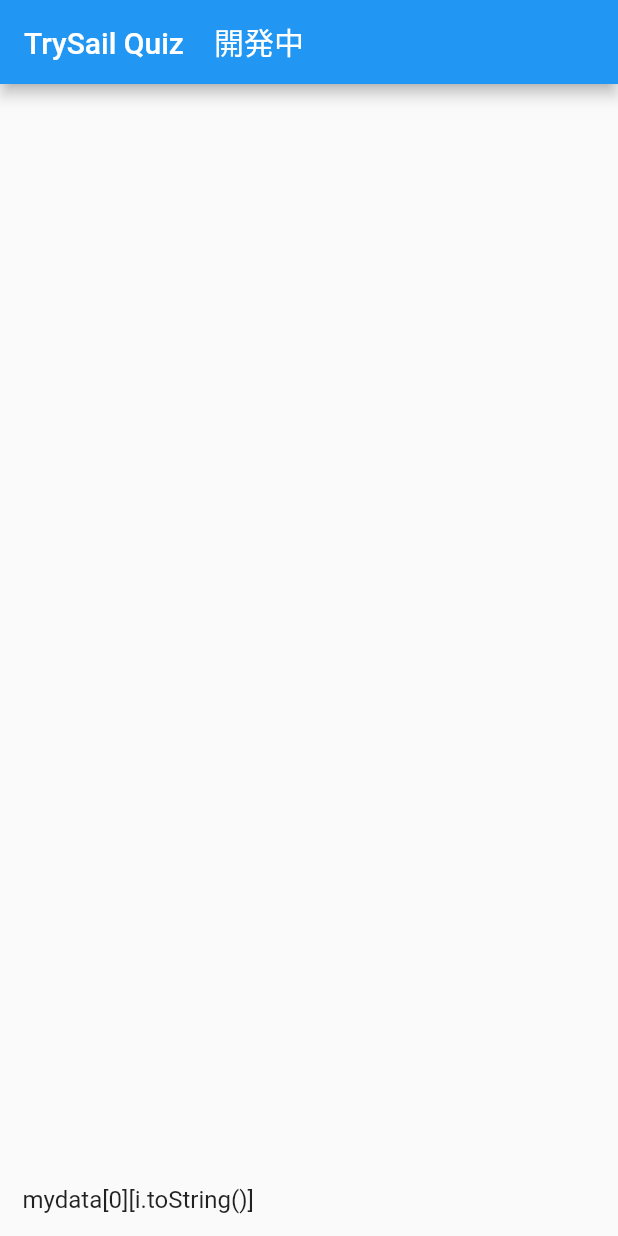
After one commit to louiss011371/trysailquiz, a Flutter app: the screen it shows after launch, after a tap on "TrySail", on a phone screen of 412 x 824 dp. The commit adds this screen. Run offline on Flutter 3.47's test engine with Material 2 defaults, Android fonts, the phone set to English and light mode, and no system bars; Roboto replaces fonts that are missing (Quando).

Commit message:
Add home page to quiz page function

```diff
--- a/lib/home.dart
+++ b/lib/home.dart
@@ -1,5 +1,7 @@
 import 'package:flutter/material.dart';
 import 'package:trysailquiz/main.dart';
+import 'package:flutter/rendering.dart';
+import 'quizpage.dart';
 
 class homepage extends StatefulWidget {
   @override
@@ -35,6 +37,11 @@ class _homepageState extends State<homepage> {
         vertical: 20.0,
         horizontal: 30.0,
       ),
+      child: GestureDetector(
+        onTap:() {
+          Navigator.push(context,MaterialPageRoute(builder:(context) => quizpage()
+          ));
+        },
       child: Material(
         color: color,
         borderRadius: BorderRadius.circular(25.0),
@@ -82,6 +89,7 @@ class _homepageState extends State<homepage> {
           ),
         ),
       ),
+    ),
     );
   }
 
--- a/lib/main.dart
+++ b/lib/main.dart
@@ -1,6 +1,7 @@
 import 'package:flutter/cupertino.dart';
 import 'package:flutter/material.dart';
 import 'home.dart';
+import 'package:flutter/rendering.dart';
 
 void main() => runApp(mainpage());
 var APP_BAR = 'TrySail Quiz　開発中';
--- /dev/null
+++ b/lib/quizpage.dart
@@ -0,0 +1,47 @@
+import 'package:flutter/material.dart';
+import 'package:trysailquiz/main.dart';
+
+class quizpage extends StatefulWidget {
+  @override
+  _quizpageState createState() => _quizpageState();
+}
+
+class _quizpageState extends State<quizpage> {
+  @override
+  Widget build(BuildContext context) {
+    return MaterialApp(
+      title: WEBSITE_HEADER,
+      theme: ThemeData(
+        primarySwatch: Colors.blue,
+      ),
+      home: Scaffold(
+        appBar: AppBar(
+          title:  Text(
+            APP_BAR,
+            style: TextStyle(
+              fontFamily: "Quando",
+            ),
+          ),
+        ),
+        body: Column(
+          children: <Widget>[
+            Expanded(
+              flex: 3,
+                child: Container(
+                  padding: EdgeInsets.all(15.0),
+                  alignment: Alignment.bottomLeft,
+                  child: Text(
+                    "mydata[0][i.toString()]",
+                    style: TextStyle(
+                      fontSize: 16.0,
+                      fontFamily: "Quando",
+                    ),
+                  ),
+                ),
+            )
+          ],
+        ),
+      ),
+    );
+  }
+}
```
